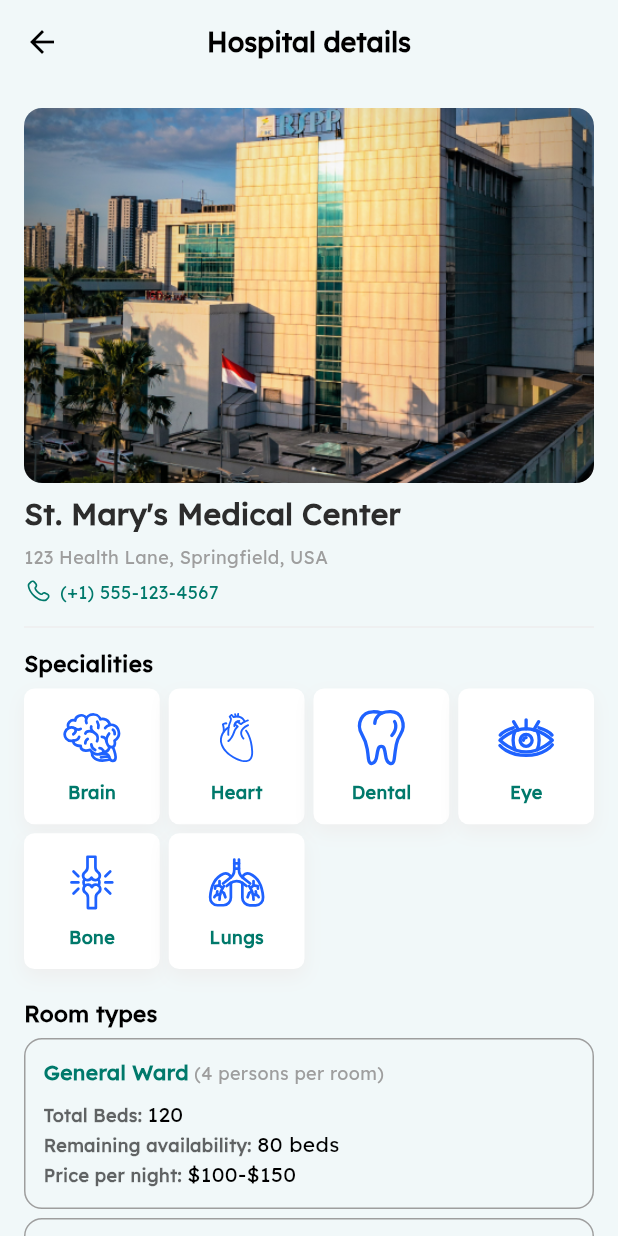
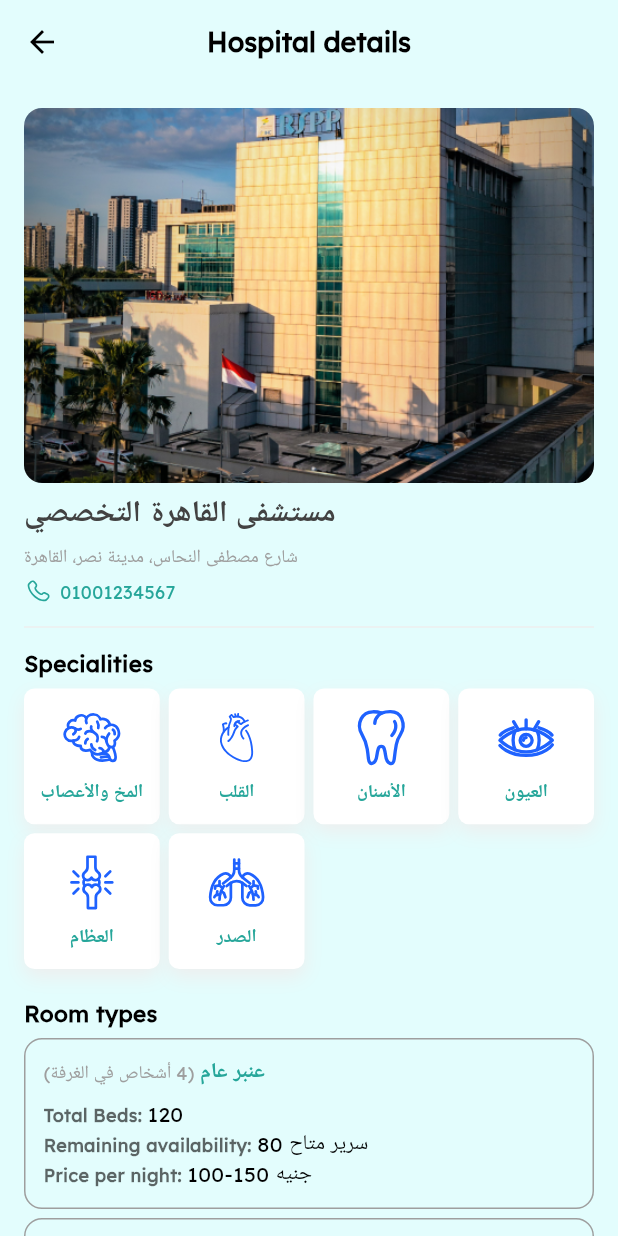
Before and after one commit to MahmoudMadihBedier/Medcare, a Flutter app: the HospitalDetailPage screen opened directly with sample values from the repository, on a phone screen of 412 x 824 dp. Run offline on Flutter 3.47's test engine with Material 3 defaults, Android fonts, the light colour scheme and no system bars; drawn by our look-alikes of flutter_animate; our stand-ins replace flutter_svg, google_fonts, hooks_riverpod, shared_preferences, smooth_page_indicator; accounts and stored records are empty.

Commit message:
test app data for teh new models

```diff
--- a/lib/constants/app_colors.dart
+++ b/lib/constants/app_colors.dart
@@ -1,6 +1,6 @@
 import 'package:flutter/material.dart';
 
-Color primaryColor = Color(0xFF00796B);   // Teal Green (symbolizing health and renewal)
-Color secondaryColor = Color(0xFF80CBC4); // Light Teal (for a soothing effect)
-Color bgColor = Color(0xFFF1F8F9);       // Soft Cyan White (clean and fresh)
-Color textColor = Color(0xFF2C2C2C);     // Dark Gray (for readability and contrast)
+Color primaryColor = Color(0xFF26A69A);  // Teal Green (symbolizing health and renewal)
+Color secondaryColor = Color(0xFF26C6DA);// Light Teal (for a soothing effect)
+Color bgColor = Color(0xFFE3FDFD);       // Soft Cyan White (clean and fresh)
+Color textColor = Color(0xFF424242);    // Dark Gray (for readability and contrast)
--- a/lib/data/app_data.dart
+++ b/lib/data/app_data.dart
@@ -1,124 +1,124 @@
 class AppData {
   static List<MyServices> services = [
-    MyServices(imagePath: 'assets/icons/specialits.svg', label: 'Doctors'),
-    MyServices(imagePath: 'assets/icons/hospitals.svg', label: 'Hospitals'),
+    MyServices(imagePath: 'assets/icons/specialits.svg', label: 'الأطباء'),
+    MyServices(imagePath: 'assets/icons/hospitals.svg', label: 'المستشفيات'),
     MyServices(
-        imagePath: 'assets/icons/emergency.svg', label: 'Emergency Services'),
-    MyServices(imagePath: 'assets/icons/article.svg', label: 'Article'),
+        imagePath: 'assets/icons/emergency.svg', label: 'الطوارئ'),
+    MyServices(imagePath: 'assets/icons/article.svg', label: 'مقالات طبية'),
     MyServices(
-        imagePath: 'assets/icons/medication.svg', label: 'Medication Reminder'),
+        imagePath: 'assets/icons/medication.svg', label: 'منبه الأدوية'),
     MyServices(
-        imagePath: 'assets/icons/specialization.svg', label: 'Specialization'),
+        imagePath: 'assets/icons/specialization.svg', label: 'التخصصات'),
   ];
 
   static List<Hospital> hospitals = [
     Hospital(
-        name: 'St. Mary\'s Medical Center',
+        name: 'مستشفى القاهرة التخصصي',
         image: 'assets/images/hospital0.png',
-        location: "123 Health Lane, Springfield, USA",
-        number: '(+1) 555-123-4567'),
+        location: "شارع مصطفى النحاس، مدينة نصر، القاهرة",
+        number: '01001234567'),
     Hospital(
-        name: 'Green Valley General Hospital',
+        name: 'مستشفى مصر الدولي',
         image: 'assets/images/hospital1.png',
-        location: "45 Elm Street, Green Valley, USA",
-        number: '(+1) 555-234-5678'),
+        location: "شارع الجلاء، وسط البلد، القاهرة",
+        number: '01002345678'),
     Hospital(
-        name: 'Riverside Community Hospital',
+        name: 'مستشفى الأسكندرية العام',
         image: 'assets/images/hospital2.png',
-        location: "78 River Road, Rivertown, USA",
-        number: '(+1) 555-345-6789'),
+        location: "شارع سعد زغلول، الأسكندرية",
+        number: '01003456789'),
     Hospital(
-        name: 'Oakwood Medical Facility',
+        name: 'مستشفى أسيوط الجامعي',
         image: 'assets/images/hospital3.png',
-        location: "89 Oakwood Drive, Oakwood City, USA",
-        number: '(+1) 555-456-7890'),
+        location: "شارع الجامعة، أسيوط",
+        number: '01004567890'),
   ];
 
   static List<Doctor> doctors = [
     Doctor(
-        name: 'Dr. fatma mohmmed',
+        name: 'د. فاطمة محمد',
         image: "",
-        speciality: 'Cardiologist',
-        experience: '5 years'),
+        speciality: 'أخصائية قلب',
+        experience: '5 سنوات خبرة'),
     Doctor(
-        name: 'Dr. Nadeer Nabil',
+        name: 'د. ندير نبيل',
         image: 'assets/images/doctor1.png',
-        speciality: 'Dentist',
-        experience: '3 years'),
+        speciality: 'طبيب أسنان',
+        experience: '3 سنوات خبرة'),
     Doctor(
-        name: 'Dr. Salma Magedy',
+        name: 'د. سلمى مجدي',
         image: "",
-        speciality: 'Pediatrician',
-        experience: '7 years'),
+        speciality: 'طبيبة أطفال',
+        experience: '7 سنوات خبرة'),
     Doctor(
-        name: 'Dr. John Doe',
+        name: 'د. أحمد علي',
         image: 'assets/images/doctor3.png',
-        speciality: 'Skin Specialist',
-        experience: '4 years'),
+        speciality: 'أخصائي جلدية',
+        experience: '4 سنوات خبرة'),
     Doctor(
-        name: 'Dr. Anna Smith',
+        name: 'د. منى سعيد',
         image: 'assets/images/doctor4.png',
-        speciality: 'Surgeon',
-        experience: '4 years'),
+        speciality: 'جراحة عامة',
+        experience: '4 سنوات خبرة'),
     Doctor(
-        name: 'Dr. Emma Anderson',
+        name: 'د. هناء عبد الرحمن',
         image: 'assets/images/doctor5.png',
-        speciality: 'Gynecologist',
-        experience: '4 years'),
+        speciality: 'أمراض نساء وتوليد',
+        experience: '4 سنوات خبرة'),
     Doctor(
-        name: 'Dr. Fabian White',
+        name: 'د. خالد فاروق',
         image: 'assets/images/doctor6.png',
-        speciality: 'General Physician',
-        experience: '4 years'),
+        speciality: 'طب عام',
+        experience: '4 سنوات خبرة'),
   ];
 
   static List<Specialization> specializations = [
-    Specialization(name: 'Brain', image: 'assets/icons/brain.svg'),
-    Specialization(name: 'Heart', image: 'assets/icons/heart.svg'),
-    Specialization(name: 'Dental', image: 'assets/icons/tooth.svg'),
-    Specialization(name: 'Eye', image: 'assets/icons/eye.svg'),
-    Specialization(name: 'Bone', image: 'assets/icons/bone.svg'),
-    Specialization(name: 'Lungs', image: 'assets/icons/lungs.svg'),
+    Specialization(name: 'المخ والأعصاب', image: 'assets/icons/brain.svg'),
+    Specialization(name: 'القلب', image: 'assets/icons/heart.svg'),
+    Specialization(name: 'الأسنان', image: 'assets/icons/tooth.svg'),
+    Specialization(name: 'العيون', image: 'assets/icons/eye.svg'),
+    Specialization(name: 'العظام', image: 'assets/icons/bone.svg'),
+    Specialization(name: 'الصدر', image: 'assets/icons/lungs.svg'),
   ];
 
   static List<Room> rooms = [
     Room(
-        name: 'General Ward',
-        perPerson: '4 persons per room',
+        name: 'عنبر عام',
+        perPerson: '4 أشخاص في الغرفة',
         totalBeds: '120',
-        availableBeds: '80 beds',
-        price: "\$100-\$150"),
+        availableBeds: '80 سرير متاح',
+        price: "100-150 جنيه"),
     Room(
-        name: 'Private Room',
-        perPerson: '1 person per room',
+        name: 'غرفة خاصة',
+        perPerson: 'شخص واحد في الغرفة',
         totalBeds: '50',
-        availableBeds: '25 beds',
-        price: "\$200-\$300"),
+        availableBeds: '25 سرير متاح',
+        price: "200-300 جنيه"),
     Room(
-        name: 'Semi-Private Room',
-        perPerson: '2 persons per room',
+        name: 'غرفة شبه خاصة',
+        perPerson: 'شخصان في الغرفة',
         totalBeds: '70',
-        availableBeds: '45 beds',
-        price: "\$150-\$200"),
+        availableBeds: '45 سرير متاح',
+        price: "150-200 جنيه"),
     Room(
-        name: 'ICU',
-        perPerson: '1 person per room',
+        name: 'العناية المركزة',
+        perPerson: 'شخص واحد في الغرفة',
         totalBeds: '30',
-        availableBeds: '10 beds',
-        price: "\$400-\$600"),
+        availableBeds: '10 سرير متاح',
+        price: "400-600 جنيه"),
     Room(
-        name: 'Pediatric Ward',
-        perPerson: '4 children per room',
+        name: 'عنبر الأطفال',
+        perPerson: '4 أطفال في الغرفة',
         totalBeds: '40',
-        availableBeds: '35 beds',
-        price: "\$120-\$180"),
+        availableBeds: '35 سرير متاح',
+        price: "120-180 جنيه"),
   ];
 
   static List<Products> products = [
-    Products(image: 'assets/images/vaccine.png', name: 'Vaccine'),
-    Products(image: 'assets/images/braces.png', name: 'Braces'),
-    Products(image: 'assets/images/chair.png', name: 'WheelChair'),
-    Products(image: 'assets/images/mask.png', name: 'Mask'),
+    Products(image: 'assets/images/vaccine.png', name: 'لقاح'),
+    Products(image: 'assets/images/braces.png', name: 'تقويم أسنان'),
+    Products(image: 'assets/images/chair.png', name: 'كرسي متحرك'),
+    Products(image: 'assets/images/mask.png', name: 'كمامة طبية'),
   ];
 }
 
@@ -184,7 +184,6 @@ class Products {
   Products({required this.image, required this.name});
 }
 
-
 class Appointment{
   final String day;
   final String time;
```
